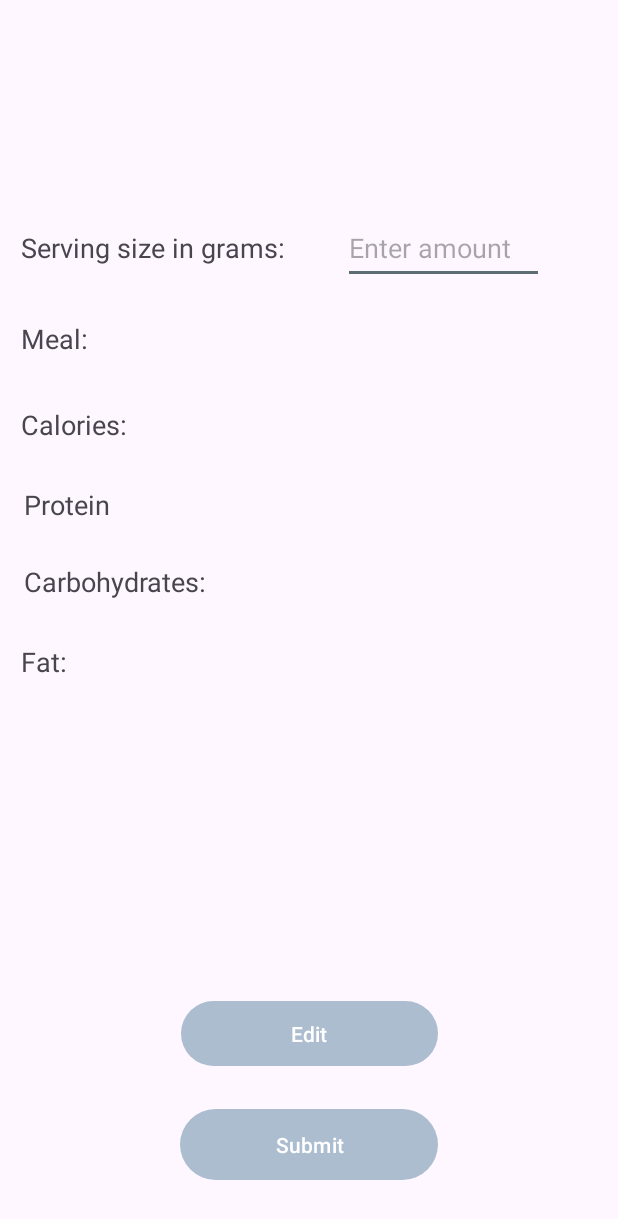
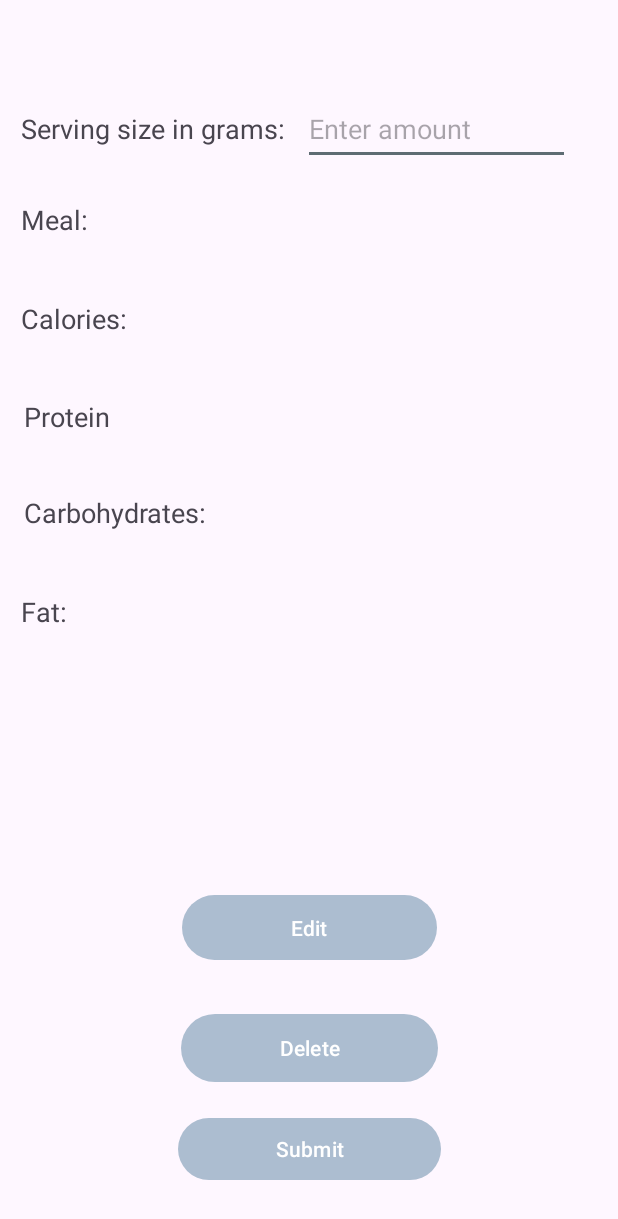
Before and after one commit to AshaEmma/FoodApp, an Android app: the layout activity_fooddetails.xml on its own in the app's theme, with its tools: preview values and no code run, on a phone screen of 412 x 824 dp. Shown: the top 1219 px of the screen. Run offline under Robolectric (Android 15) with nearby library versions, the phone set to English and light mode, and no system bars; Roboto replaces fonts that are not available here.

Commit message:
Added option to delete food entry and added check for importing

```diff
--- a/app/src/main/res/layout/activity_fooddetails.xml
+++ b/app/src/main/res/layout/activity_fooddetails.xml
@@ -6,15 +6,13 @@
     android:layout_height="match_parent"
     tools:context=".foodDetails">
 
-    <!-- Repeat the pattern for other nutrient fields (fat, carbs, protein, sodium, potassium) -->
-
     <TextView
         android:id="@+id/carbs_TextView"
         android:layout_width="0dp"
         android:layout_height="0dp"
         android:layout_marginStart="2dp"
         android:layout_marginEnd="3dp"
-        android:layout_marginBottom="19dp"
+        android:layout_marginBottom="20dp"
         android:text="Carbohydrates:"
         android:textSize="18sp"
         app:layout_constraintBottom_toTopOf="@+id/fat_TextView"
@@ -55,11 +53,10 @@
         android:layout_height="0dp"
         android:layout_centerHorizontal="true"
         android:layout_marginTop="16dp"
-        android:layout_marginBottom="522dp"
         android:gravity="center"
         android:textSize="20sp"
         android:textStyle="bold"
-        app:layout_constraintBottom_toTopOf="@+id/editButton"
+        app:layout_constraintBottom_toTopOf="@+id/gramsEdit"
         app:layout_constraintEnd_toEndOf="parent"
         app:layout_constraintStart_toStartOf="parent"
         app:layout_constraintTop_toTopOf="parent" />
@@ -80,21 +77,21 @@
 
     <TextView
         android:id="@+id/potassium_TextView"
-        android:layout_width="0dp"
+        android:layout_width="214dp"
         android:layout_height="0dp"
-        android:layout_marginBottom="170dp"
+        android:layout_marginBottom="23dp"
         android:textSize="18sp"
-        app:layout_constraintBottom_toTopOf="@+id/submitButton"
-        app:layout_constraintEnd_toStartOf="@+id/gramsEdit"
-        app:layout_constraintStart_toStartOf="@+id/itemGrams"
+        app:layout_constraintBottom_toTopOf="@+id/editButton"
+        app:layout_constraintEnd_toStartOf="@+id/editButton"
+        app:layout_constraintStart_toStartOf="@+id/editButton"
         app:layout_constraintTop_toBottomOf="@+id/sodium_TextView" />
 
     <TextView
         android:id="@+id/itemGrams"
-        android:layout_width="205dp"
+        android:layout_width="0dp"
         android:layout_height="43dp"
-        android:layout_marginStart="16dp"
-        android:layout_marginEnd="9dp"
+        android:layout_marginStart="14dp"
+        android:layout_marginEnd="4dp"
         android:text="Serving size in grams:"
         android:textSize="18sp"
         app:layout_constraintBaseline_toBaselineOf="@+id/gramsEdit"
@@ -103,26 +100,28 @@
 
     <TextView
         android:id="@+id/meal_TextView"
-        android:layout_width="154dp"
-        android:layout_height="38dp"
+        android:layout_width="0dp"
+        android:layout_height="0dp"
         android:layout_marginStart="14dp"
+        android:layout_marginEnd="8dp"
         android:layout_marginBottom="19dp"
         android:text="Meal:"
         android:textSize="18sp"
         app:layout_constraintBottom_toTopOf="@+id/calories_TextView"
+        app:layout_constraintEnd_toEndOf="@+id/calories_TextView"
         app:layout_constraintStart_toStartOf="parent"
         app:layout_constraintTop_toBottomOf="@+id/gramsEdit" />
 
     <Button
         android:id="@+id/submitButton"
-        android:layout_width="172dp"
-        android:layout_height="55dp"
+        android:layout_width="175dp"
+        android:layout_height="49dp"
         android:layout_marginBottom="33dp"
         android:text="Submit"
         app:layout_constraintBottom_toBottomOf="parent"
         app:layout_constraintEnd_toEndOf="parent"
         app:layout_constraintStart_toStartOf="parent"
-        app:layout_constraintTop_toBottomOf="@+id/potassium_TextView" />
+        app:layout_constraintTop_toBottomOf="@+id/deleteButton" />
 
     <TextView
         android:id="@+id/protein_TextView"
@@ -130,7 +129,7 @@
         android:layout_height="0dp"
         android:layout_marginStart="16dp"
         android:layout_marginEnd="26dp"
-        android:layout_marginBottom="18dp"
+        android:layout_marginBottom="17dp"
         android:text="Protein"
         android:textSize="18sp"
         app:layout_constraintBottom_toTopOf="@+id/carbs_TextView"
@@ -140,9 +139,9 @@
 
     <EditText
         android:id="@+id/gramsEdit"
-        android:layout_width="134dp"
+        android:layout_width="178dp"
         android:layout_height="48dp"
-        android:layout_marginEnd="52dp"
+        android:layout_marginEnd="32dp"
         android:layout_marginBottom="24dp"
         android:ems="10"
         android:hint="Enter amount"
@@ -154,13 +153,24 @@
 
     <Button
         android:id="@+id/editButton"
-        android:layout_width="171dp"
+        android:layout_width="170dp"
         android:layout_height="51dp"
-        android:layout_marginBottom="109dp"
+        android:layout_marginBottom="28dp"
         android:text="Edit"
-        app:layout_constraintBottom_toBottomOf="parent"
+        app:layout_constraintBottom_toTopOf="@+id/deleteButton"
         app:layout_constraintEnd_toEndOf="parent"
         app:layout_constraintStart_toStartOf="parent"
-        app:layout_constraintTop_toBottomOf="@+id/indItemName" />
+        app:layout_constraintTop_toBottomOf="@+id/potassium_TextView" />
+
+    <Button
+        android:id="@+id/deleteButton"
+        android:layout_width="171dp"
+        android:layout_height="53dp"
+        android:layout_marginBottom="16dp"
+        android:text="Delete"
+        app:layout_constraintBottom_toTopOf="@+id/submitButton"
+        app:layout_constraintEnd_toEndOf="parent"
+        app:layout_constraintStart_toStartOf="parent"
+        app:layout_constraintTop_toBottomOf="@+id/editButton" />
 
 </androidx.constraintlayout.widget.ConstraintLayout>
```
Also changed, not shown: app/src/main/java/com/cs407/zoomfoods/foodDetails.java (+30 -11 lines), app/src/main/java/com/cs407/zoomfoods/foodNutritionTable.java (+13 -0 lines).
